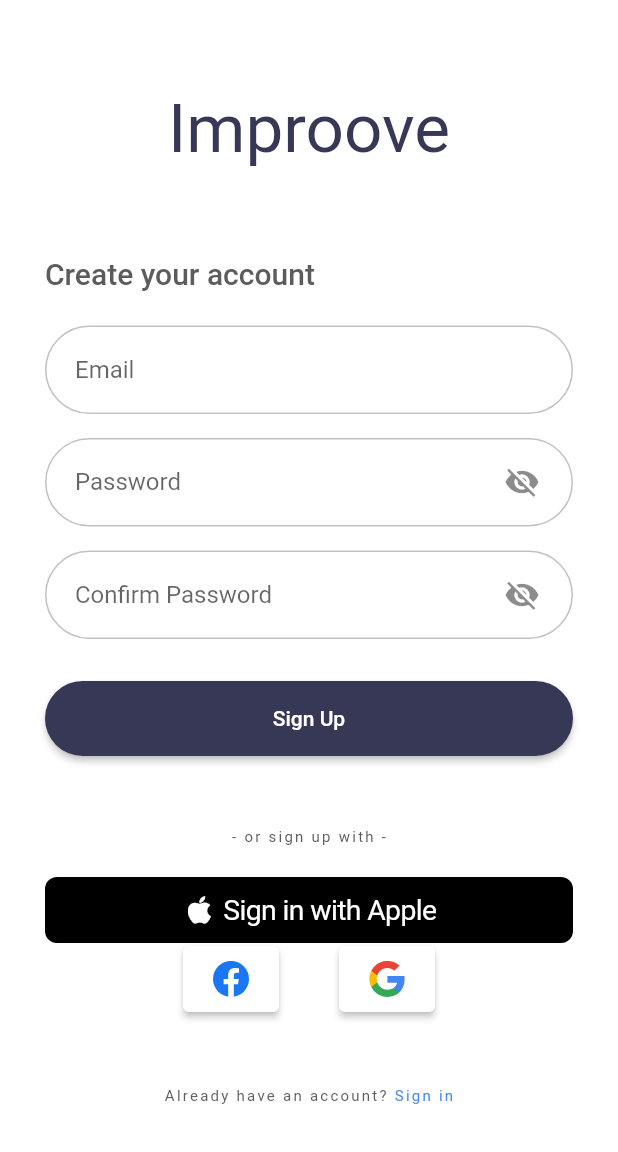
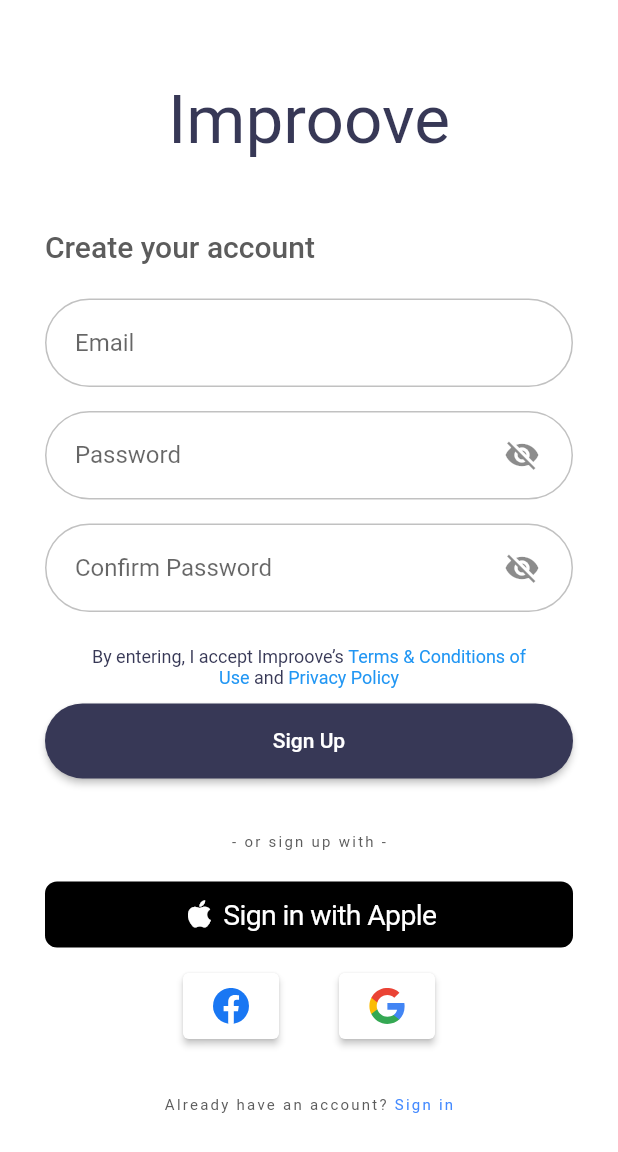
Before and after one commit to matth-ew/improove, a Flutter app: the AuthenticationScreen screen opened directly, after a tap on "Sign In", after a tap on "Sign up", on a phone screen of 412 x 824 dp. Shown: the top 1152 px of the screen. Run offline on Flutter 3.47's test engine with Material 2 defaults, Android fonts, the phone set to English and light mode, and no system bars; drawn by our look-alikes of sign_in_with_apple; our stand-ins replace cached_network_image, chewie, dio, expandable_text, file_picker, flutter_redux and 11 more; missing offline and left inert: flutter_facebook_auth, redux_logging, redux_persist; accounts and stored records are empty.

Commit message:
[M] Caching Immagini + Terms & Privacy

```diff
--- a/lib/redux/actions/user.dart
+++ b/lib/redux/actions/user.dart
@@ -118,11 +118,12 @@
   };
 }
 
-ThunkAction<AppState> loginAppleThunk(String accessToken, [Function? cb]) {
+ThunkAction<AppState> loginAppleThunk(String authorizationCode,
+    [Function? cb]) {
   // Define the parameter
   return (Store<AppState> store) async {
     try {
-      final Response? r = await AuthService().loginApple(accessToken);
+      final Response? r = await AuthService().loginApple(authorizationCode);
       if (r?.data['success'] as bool) {
         final User u = User.fromJson(r!.data!["user"] as Map<String, dynamic>);
         store.dispatch(SetUser(u));
--- a/lib/screens/authentication_screen.dart
+++ b/lib/screens/authentication_screen.dart
@@ -74,16 +74,23 @@
     }
   }
 
-  _appleLogin(Function thunkAction, [Function? cb]) async {
+  Future<void> _appleLogin(Function thunkAction, [Function? cb]) async {
     try {
       final credential = await SignInWithApple.getAppleIDCredential(
         scopes: [
           AppleIDAuthorizationScopes.email,
           AppleIDAuthorizationScopes.fullName,
         ],
+        webAuthenticationOptions: WebAuthenticationOptions(
+          // TODO: Set the `clientId` and `redirectUri` arguments to the values you entered in the Apple Developer portal during the setup
+          clientId: 'fit.improove',
+          redirectUri: Uri.parse(
+            'https://improove.fit/api/redirect-apple',
+          ),
+        ),
       );
 
-      debugPrint("APPLE CRED: $credential");
+      debugPrint("APPLE CRED: ${credential.authorizationCode}");
       thunkAction(credential.authorizationCode, cb);
     } catch (error) {
       debugPrint(error.toString());
@@ -134,21 +141,24 @@
                             ),
                           ),
                         ),
-                        SignInWithAppleButton(
+                        Padding(
+                          padding: const EdgeInsets.only(bottom: 15),
+                          child: SignInWithAppleButton(
                             onPressed: () => _appleLogin(
                               vm.appleLogin,
                               (String? e) {
                                 if (e == null) {
                                   debugPrint("NOT ERROR");
-                              } else {
-                                debugPrint("ERROR ${e.toString()}");
-                              }
                                   Navigator.of(context).pushReplacement(
                                     MaterialPageRoute(
                                       builder: (_) => NavScreen(),
                                     ),
                                   );
+                                } else {
+                                  debugPrint("ERROR ${e.toString()}");
+                                }
                               },
+                            ),
                           ),
                         ),
                         Row(
@@ -160,14 +170,14 @@
                                 (String? e) {
                                   if (e == null) {
                                     debugPrint("NOT ERROR");
-                                  } else {
-                                    debugPrint("ERROR ${e.toString()}");
-                                  }
                                     Navigator.of(context).pushReplacement(
                                       MaterialPageRoute(
                                         builder: (_) => NavScreen(),
                                       ),
                                     );
+                                  } else {
+                                    debugPrint("ERROR ${e.toString()}");
+                                  }
                                 },
                               ),
                               style: ButtonStyle(
@@ -191,14 +201,14 @@
                                 (String? e) {
                                   if (e == null) {
                                     debugPrint("NOT ERROR");
-                                  } else {
-                                    debugPrint("ERROR ${e.toString()}");
-                                  }
                                     Navigator.of(context).pushReplacement(
                                       MaterialPageRoute(
                                         builder: (_) => NavScreen(),
                                       ),
                                     );
+                                  } else {
+                                    debugPrint("ERROR ${e.toString()}");
+                                  }
                                 },
                               ),
                               style: ButtonStyle(
--- a/lib/screens/authentication_widgets/signup_form.dart
+++ b/lib/screens/authentication_widgets/signup_form.dart
@@ -1,8 +1,12 @@
+import 'package:flutter/gestures.dart';
 import 'package:flutter/material.dart';
 import 'package:flutter_redux/flutter_redux.dart';
 import 'package:improove/redux/actions/user.dart';
 import 'package:improove/redux/models/models.dart';
 import 'package:improove/screens/nav_screen.dart';
+import 'package:improove/screens/terms_screen.dart';
+import 'package:improove/screens/privacy_screen.dart';
+import 'package:persistent_bottom_nav_bar/persistent-tab-view.dart';
 import 'package:redux/redux.dart';
 
 class SignupForm extends StatefulWidget {
@@ -189,8 +193,52 @@
                     ),
                   ),
                   Padding(
-                    padding: const EdgeInsets.only(top: 20.0),
-                    child: ElevatedButton(
+                    padding: const EdgeInsets.only(
+                        top: 15.0, bottom: 10, left: 20, right: 20),
+                    child: RichText(
+                      textAlign: TextAlign.center,
+                      text: TextSpan(
+                        style: textTheme.caption,
+                        children: [
+                          const TextSpan(
+                            text: 'By entering, I accept Improove’s ',
+                          ),
+                          TextSpan(
+                            text: 'Terms & Conditions of Use',
+                            style: const TextStyle(color: Colors.blue),
+                            recognizer: TapGestureRecognizer()
+                              ..onTap = () {
+                                pushNewScreen(
+                                  context,
+                                  screen: TermsScreen(),
+                                  withNavBar: false,
+                                  pageTransitionAnimation:
+                                      PageTransitionAnimation.cupertino,
+                                );
+                              },
+                          ),
+                          const TextSpan(
+                            text: ' and ',
+                          ),
+                          TextSpan(
+                            text: 'Privacy Policy',
+                            style: const TextStyle(color: Colors.blue),
+                            recognizer: TapGestureRecognizer()
+                              ..onTap = () {
+                                pushNewScreen(
+                                  context,
+                                  screen: PrivacyScreen(),
+                                  withNavBar: false,
+                                  pageTransitionAnimation:
+                                      PageTransitionAnimation.cupertino,
+                                );
+                              },
+                          ),
+                        ],
+                      ),
+                    ),
+                  ),
+                  ElevatedButton(
                     onPressed: () {
                       // Validate returns true if the form is valid, or false otherwise.
                       if (_formKey.currentState!.validate()) {
@@ -248,7 +296,6 @@
                     ),
                     child: const Text('Sign Up'),
                   ),
-                  ),
                 ],
               ),
             ),
--- a/lib/screens/profile_screen.dart
+++ b/lib/screens/profile_screen.dart
@@ -1,3 +1,4 @@
+import 'package:cached_network_image/cached_network_image.dart';
 import 'package:flutter/material.dart';
 import 'package:flutter_redux/flutter_redux.dart';
 import 'package:improove/redux/models/app_state.dart';
@@ -91,8 +92,9 @@
                                 if (vm.user.profileImage != null)
                                   CircleAvatar(
                                     backgroundColor: Colors.grey,
-                                    backgroundImage:
-                                        NetworkImage(vm.user.profileImage!),
+                                    backgroundImage: CachedNetworkImageProvider(
+                                      vm.user.profileImage!,
+                                    ),
                                     minRadius: 20.0,
                                     maxRadius: 50.0,
                                   )
--- a/lib/services/trainer_service.dart
+++ b/lib/services/trainer_service.dart
@@ -21,7 +21,7 @@
       );
     } on DioError catch (e) {
       debugPrint("UE DIOERROR");
-      print(e.response?.data['msg']);
+      debugPrint(e.response?.data['msg'].toString());
       return null;
     }
   }
@@ -54,7 +54,7 @@
       );
     } on DioError catch (e) {
       debugPrint("UE DIOERROR");
-      print(e.response?.data['msg']);
+      debugPrint(e.response?.data['msg'].toString());
       return null;
     }
   }
--- a/pubspec.yaml
+++ b/pubspec.yaml
@@ -25,6 +25,8 @@
     sdk: flutter
 
   introduction_screen: ^2.1.0
+  webview_flutter: ^2.0.12
+  cached_network_image: ^3.1.0
   shared_preferences: ^2.0.6
   cupertino_icons: ^1.0.3
   expandable_text: ^2.2.0
@@ -44,6 +46,8 @@
   persistent_bottom_nav_bar: ^4.0.2
   image_cropper: ^1.4.1
   file_picker: ^4.0.0
+  firebase_analytics: ^8.3.0
+  # firebase_messaging: ^10.0.5
 
   #auth plugins
   flutter_facebook_auth: ^3.5.0
```
Also changed, not shown: lib/screens/exercise_screen.dart (+8 -8 lines), lib/screens/explore_screen.dart (+10 -5 lines), lib/screens/privacy_screen.dart (added, +16 -0 lines), lib/screens/settings_screen.dart (+30 -0 lines), lib/screens/terms_screen.dart (added, +16 -0 lines), lib/screens/trainer_screen.dart (+15 -12 lines), lib/screens/training_screen.dart (+23 -14 lines), lib/services/authservice.dart (+12 -8 lines), lib/services/training_service.dart (+6 -6 lines), lib/widgets/button_image_picker.dart (+8 -4 lines), lib/widgets/preview_card.dart (+23 -8 lines), lib/widgets/row_card.dart (+6 -9 lines), pubspec.lock, 1 other file. Lines whose indentation alone changed are shown as unchanged.
